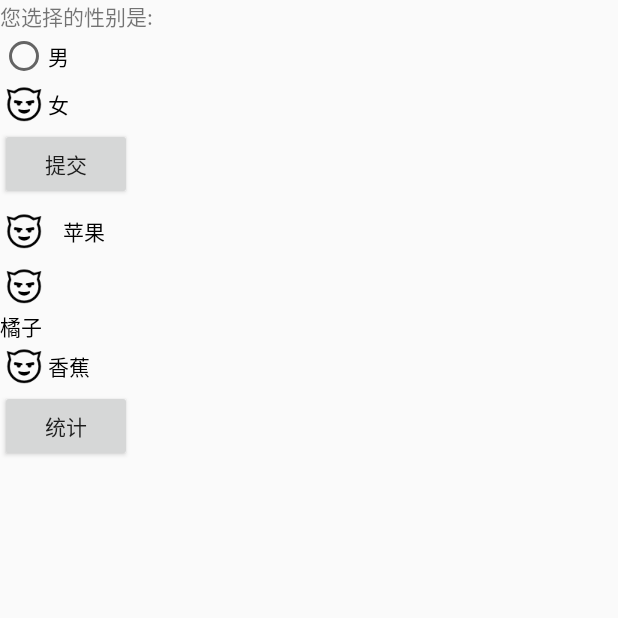
After one commit to pigff/MyAndroidStudy, an Android app: the RadioAndCheckBtnStudy screen opened directly, with no data from a screen before it, on a phone screen of 412 x 824 dp, the top half of it. The commit adds this screen. Run offline under Robolectric (Android 15) with nearby library versions, the phone set to English and light mode, and no system bars.

Commit message:
2016-11-1

```diff
--- a/app/src/main/AndroidManifest.xml
+++ b/app/src/main/AndroidManifest.xml
@@ -23,6 +23,8 @@
         <activity android:name=".ButtonStudy"/>
 
         <activity android:name=".ImageViewStudy"/>
+
+        <activity android:name=".RadioAndCheckBtnStudy"/>
     </application>
 
 </manifest>
--- a/app/src/main/java/com/example/lin/myandroidapplication/MainActivity.java
+++ b/app/src/main/java/com/example/lin/myandroidapplication/MainActivity.java
@@ -27,6 +27,9 @@ public class MainActivity extends AppCompatActivity implements View.OnClickListe
 
         Button button4 = (Button) findViewById(R.id.btn_04);
         button4.setOnClickListener(this);
+
+        Button button5 = (Button) findViewById(R.id.btn_05);
+        button5.setOnClickListener(this);
     }
 
     @Override
@@ -48,6 +51,10 @@ public class MainActivity extends AppCompatActivity implements View.OnClickListe
                 Intent intent2Img = new Intent(this, ImageViewStudy.class);
                 startActivity(intent2Img);
                 break;
+            case R.id.btn_05:
+                Intent intent2Radio = new Intent(this, RadioAndCheckBtnStudy.class);
+                startActivity(intent2Radio);
+                break;
             default:
                 break;
         }
--- /dev/null
+++ b/app/src/main/java/com/example/lin/myandroidapplication/RadioAndCheckBtnStudy.java
@@ -0,0 +1,81 @@
+package com.example.lin.myandroidapplication;
+
+import android.app.Activity;
+import android.os.Bundle;
+import android.view.View;
+import android.widget.Button;
+import android.widget.CheckBox;
+import android.widget.CompoundButton;
+import android.widget.RadioButton;
+import android.widget.RadioGroup;
+import android.widget.Toast;
+
+
+/**
+ * Created by lin on 2016/11/1.
+ */
+public class RadioAndCheckBtnStudy extends Activity implements CompoundButton.OnCheckedChangeListener {
+
+    private CheckBox mCheckBox;
+    private CheckBox mCheckBox1;
+    private CheckBox mCheckBox2;
+
+    @Override
+    protected void onCreate(Bundle savedInstanceState) {
+        super.onCreate(savedInstanceState);
+        setContentView(R.layout.activity_radio_layout);
+        final RadioGroup radioGroup = (RadioGroup) findViewById(R.id.radio_group);
+        radioGroup.setOnCheckedChangeListener(new RadioGroup.OnCheckedChangeListener() {
+            @Override
+            public void onCheckedChanged(RadioGroup group, int checkedId) {
+                RadioButton radioButton = (RadioButton) findViewById(checkedId);
+                Toast.makeText(RadioAndCheckBtnStudy.this, "you click is " + radioButton.getText(), Toast.LENGTH_SHORT).show();
+            }
+        });
+        Button button = (Button) findViewById(R.id.btnPost);
+        button.setOnClickListener(new View.OnClickListener() {
+            @Override
+            public void onClick(View v) {
+                for (int i = 0; i < radioGroup.getChildCount(); i++) {
+                    RadioButton radioButton = (RadioButton) radioGroup.getChildAt(i);
+                    if (radioButton.isChecked()) {
+                        Toast.makeText(RadioAndCheckBtnStudy.this, "you click is " + radioButton.getText(), Toast.LENGTH_SHORT).show();
+                    }
+                }
+            }
+        });
+        // getChildCount 获取 RadioGroup里的数量 getChildAt 获取指定位置的RadioButton  isChecked 判断是否被选中
+        mCheckBox = (CheckBox) findViewById(R.id.apple);
+        mCheckBox1 = (CheckBox) findViewById(R.id.orange);
+        mCheckBox2 = (CheckBox) findViewById(R.id.banana);
+        mCheckBox.setOnCheckedChangeListener(this);
+        mCheckBox1.setOnCheckedChangeListener(this);
+        mCheckBox2.setOnCheckedChangeListener(this);
+        Button button1 = (Button) findViewById(R.id.count);
+        button1.setOnClickListener(new View.OnClickListener() {
+            @Override
+            public void onClick(View v) {
+                StringBuilder stringBuilder = new StringBuilder();
+                if (mCheckBox.isChecked()) {
+                    stringBuilder.append(mCheckBox.getText().toString() + " ");
+                }
+                if (mCheckBox1.isChecked()) {
+                    stringBuilder.append(mCheckBox1.getText().toString() + " ");
+                }
+                if (mCheckBox2.isChecked()) {
+                    stringBuilder.append(mCheckBox2.getText().toString() + " ");
+                }
+                Toast.makeText(RadioAndCheckBtnStudy.this, "count:" + stringBuilder, Toast.LENGTH_SHORT).show();
+            }
+        });
+    }
+
+    @Override
+    public void onCheckedChanged(CompoundButton buttonView, boolean isChecked) {
+        if (buttonView.isChecked()) {
+            Toast.makeText(this, "you choose is" + buttonView.getText(), Toast.LENGTH_SHORT).show();
+        }
+    }
+
+
+}
--- /dev/null
+++ b/app/src/main/res/drawable/check_bg.xml
@@ -0,0 +1,11 @@
+<?xml version="1.0" encoding="utf-8"?>
+<selector xmlns:android="http://schemas.android.com/apk/res/android">
+
+    <item
+        android:state_checked="true"
+        android:drawable="@drawable/ic_action_emo_cool"/>
+
+    <item
+        android:state_checked="false"
+        android:drawable="@drawable/ic_action_emo_evil"/>
+</selector>
--- a/app/src/main/res/layout/activity_main.xml
+++ b/app/src/main/res/layout/activity_main.xml
@@ -28,4 +28,10 @@
         android:layout_width="match_parent"
         android:layout_height="wrap_content"
         android:text="@string/imageview"/>
+
+    <Button
+        android:id="@+id/btn_05"
+        android:layout_width="match_parent"
+        android:layout_height="wrap_content"
+        android:text="@string/radiobtn_checkbox"/>
 </LinearLayout>
--- /dev/null
+++ b/app/src/main/res/layout/activity_radio_layout.xml
@@ -0,0 +1,66 @@
+<?xml version="1.0" encoding="utf-8"?>
+<LinearLayout xmlns:android="http://schemas.android.com/apk/res/android"
+              android:layout_width="match_parent"
+              android:layout_height="match_parent"
+              android:orientation="vertical">
+
+    <TextView
+        android:layout_width="wrap_content"
+        android:layout_height="wrap_content"
+        android:text="@string/choice_notice"/>
+
+    <RadioGroup
+        android:id="@+id/radio_group"
+        android:layout_width="wrap_content"
+        android:layout_height="wrap_content">
+
+        <RadioButton
+            android:id="@+id/btnMan"
+            android:layout_width="wrap_content"
+            android:layout_height="wrap_content"
+            android:text="@string/man"/>
+
+        <RadioButton
+            android:id="@+id/btnWoman"
+            android:layout_width="wrap_content"
+            android:layout_height="wrap_content"
+            android:text="@string/woman"
+            android:button="@drawable/check_bg"/>
+    </RadioGroup>
+
+    <Button
+        android:id="@+id/btnPost"
+        android:layout_width="wrap_content"
+        android:layout_height="wrap_content"
+        android:text="@string/post"/>
+
+    <CheckBox
+        android:id="@+id/apple"
+        android:layout_width="wrap_content"
+        android:layout_height="wrap_content"
+        android:button="@drawable/check_bg"
+        android:padding="10dp"
+        android:text="@string/apple"/>
+
+    <CheckBox
+        android:id="@+id/orange"
+        android:layout_width="wrap_content"
+        android:layout_height="wrap_content"
+        android:text="@string/orange"
+        android:button="@null"
+        android:drawableTop="@drawable/check_bg"/>
+
+    <CheckBox
+        android:id="@+id/banana"
+        android:layout_width="wrap_content"
+        android:layout_height="wrap_content"
+        android:text="@string/banana"
+        style="@style/MyCheckBox"/>
+
+    <Button
+        android:id="@+id/count"
+        android:layout_width="wrap_content"
+        android:layout_height="wrap_content"
+        android:text="@string/count"/>
+
+</LinearLayout>
--- a/app/src/main/res/values/strings.xml
+++ b/app/src/main/res/values/strings.xml
@@ -8,4 +8,13 @@
     <string name="add">add</string>
     <string name="button">Button</string>
     <string name="imageview">imageview</string>
+    <string name="radiobtn_checkbox"><![CDATA[RadioBtn & CheckBox]]></string>
+    <string name="choice_notice">您选择的性别是:</string>
+    <string name="man">男</string>
+    <string name="woman">女</string>
+    <string name="post">提交</string>
+    <string name="apple">苹果</string>
+    <string name="orange">橘子</string>
+    <string name="banana">香蕉</string>
+    <string name="count">统计</string>
 </resources>
--- a/app/src/main/res/values/styles.xml
+++ b/app/src/main/res/values/styles.xml
@@ -8,4 +8,9 @@
         <item name="colorAccent">@color/colorAccent</item>
     </style>
 
+
+    <style name="MyCheckBox" parent="@android:style/Widget.CompoundButton.CheckBox">
+        <item name="android:button">@drawable/check_bg</item>
+    </style>
+
 </resources>
--- a/build.gradle
+++ b/build.gradle
@@ -5,7 +5,7 @@ buildscript {
         jcenter()
     }
     dependencies {
-        classpath 'com.android.tools.build:gradle:2.2.0'
+        classpath 'com.android.tools.build:gradle:2.1.3'
 
         // NOTE: Do not place your application dependencies here; they belong
         // in the individual module build.gradle files
@@ -15,6 +15,7 @@ buildscript {
 allprojects {
     repositories {
         jcenter()
+        maven { url "https://jitpack.io" }
     }
 }
 
```
Also changed, not shown: app/src/main/res/drawable-xhdpi/ic_action_emo_cool.png (added), app/src/main/res/drawable-xhdpi/ic_action_emo_evil.png (added), app/src/main/res/drawable-xxhdpi/ic_action_emo_cool.png (added), app/src/main/res/drawable-xxhdpi/ic_action_emo_evil.png (added), app/src/main/res/drawable-xxxhdpi/ic_action_emo_cool.png (added), app/src/main/res/drawable-xxxhdpi/ic_action_emo_evil.png (added).
